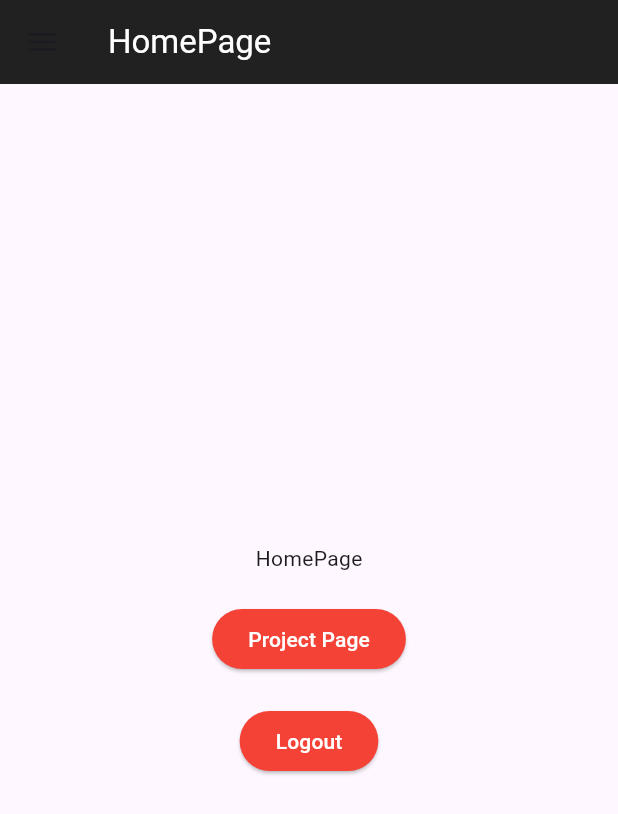
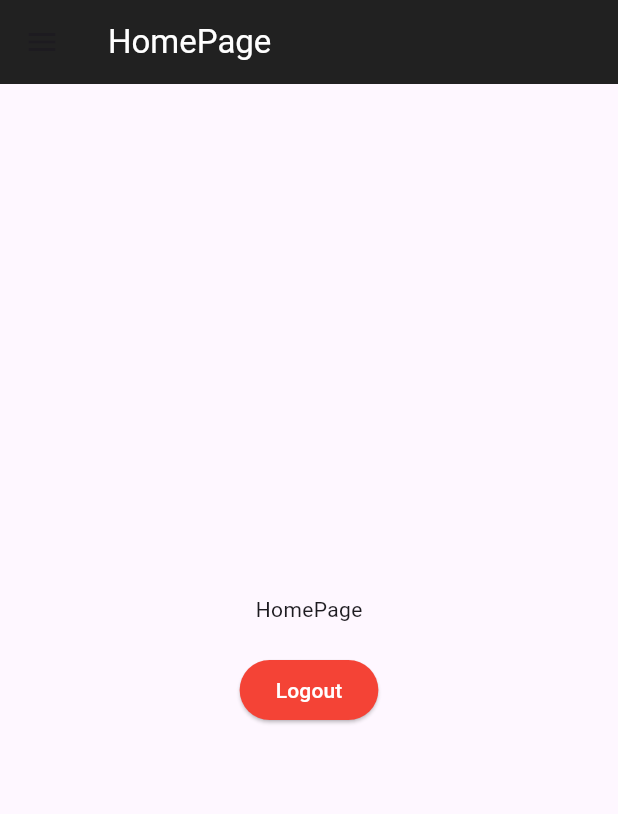
Before and after one commit to FarisAdilah/project-management-thesis-app, a Flutter app: the WebHomePage screen opened directly, on a phone screen of 412 x 824 dp. Shown: the top 814 px of the screen. Run offline on Flutter 3.47's test engine with Material 3 defaults, Android fonts, the phone set to English and light mode, and no system bars; our stand-ins replace cloud_firestore, firebase_auth, firebase_core, font_awesome_flutter, get; accounts and stored records are empty.

Commit message:
[Faris]: homepage fixing

```diff
--- a/lib/pages/homePage/controller_home_page.dart
+++ b/lib/pages/homePage/controller_home_page.dart
@@ -1,5 +1,4 @@
 import 'package:get/get.dart';
-import 'package:project_management_thesis_app/pages/project/web_project.dart';
 import 'package:project_management_thesis_app/repository/authentication/authenticaton_repository.dart';
 
 class HomePageController extends GetxController {
@@ -10,8 +9,4 @@ class HomePageController extends GetxController {
     await _authenticationRepository.logout();
     Get.offAllNamed("/");
   }
-
-  goToProjectPage() {
-    Get.to(() => WebProject());
-  }
 }
--- a/lib/pages/homePage/web_home_page.dart
+++ b/lib/pages/homePage/web_home_page.dart
@@ -37,19 +37,6 @@ class WebHomePage extends StatelessWidget {
                 height: 20,
               ),
               ElevatedButton(
-                onPressed: () => controller.goToProjectPage(),
-                style: const ButtonStyle(
-                  backgroundColor: MaterialStatePropertyAll(Colors.red),
-                ),
-                child: const Text(
-                  "Project Page",
-                  style: TextStyle(color: Colors.white),
-                ),
-              ),
-              const SizedBox(
-                height: 20,
-              ),
-              ElevatedButton(
                 onPressed: () => controller.logout(),
                 style: const ButtonStyle(
                   backgroundColor: MaterialStatePropertyAll(Colors.red),
```
